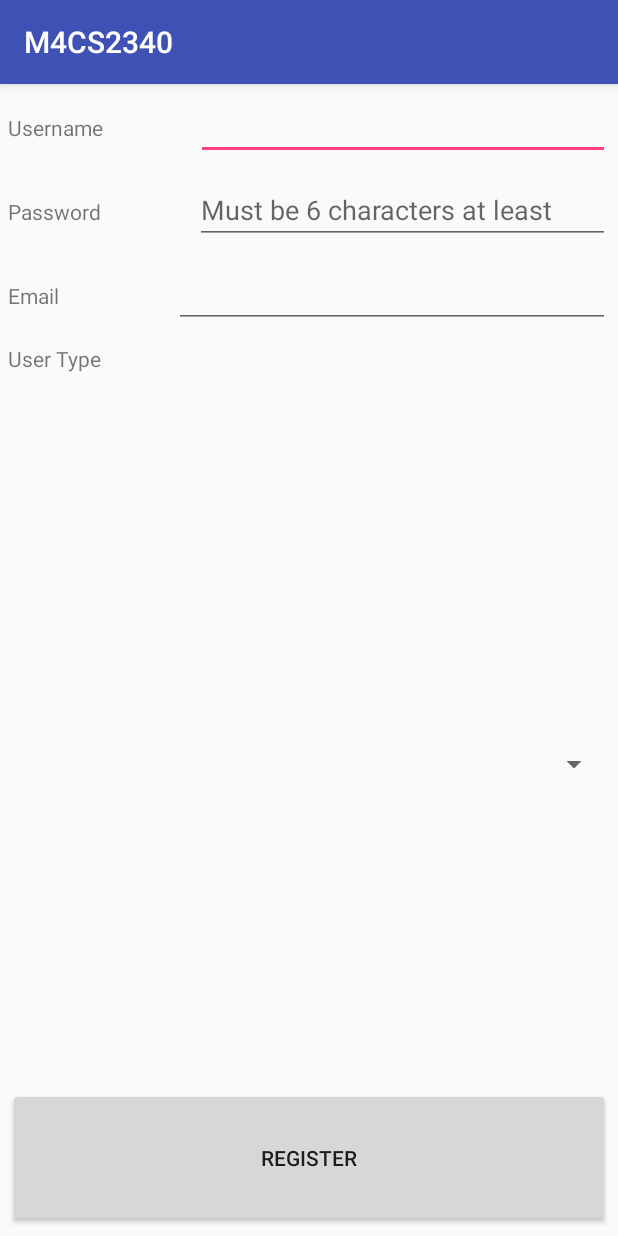
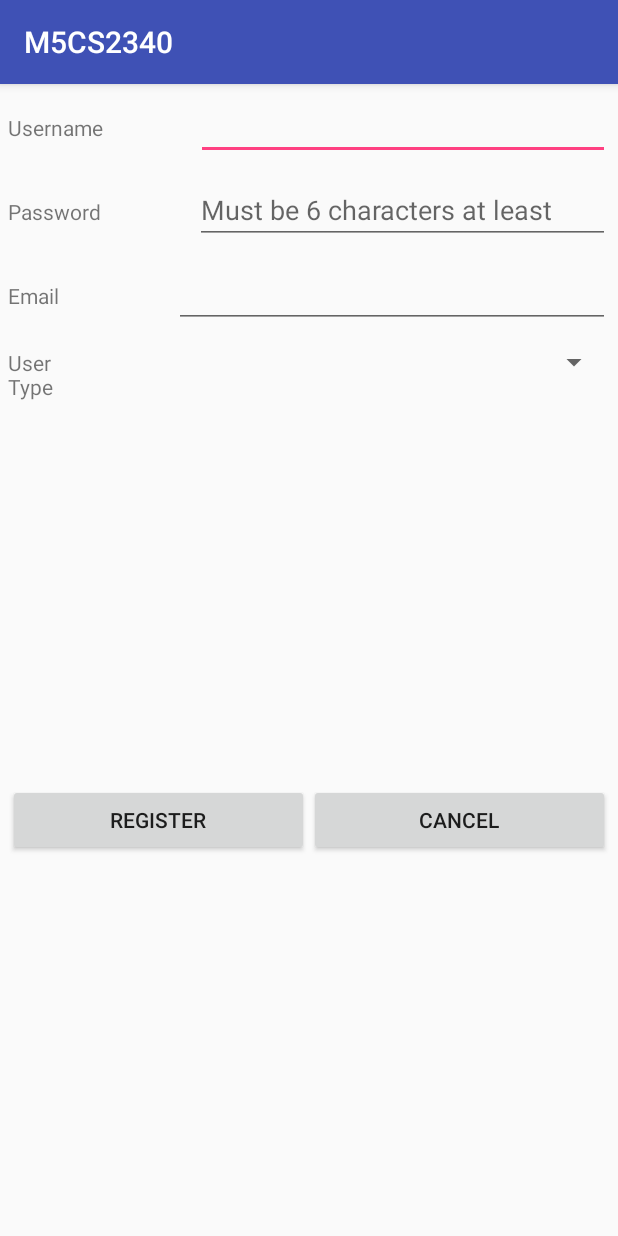
Before and after one commit to rohithmacherla/WaterSource, an Android app: the screen it shows after launch (RegistrationActivity before the commit, UserDetailsActivity after it), after a tap on "REGISTRATION", on a phone screen of 412 x 824 dp. Run offline under Robolectric (Android 15) with nearby library versions, the phone set to English and light mode, and no system bars.

Commit message:
Adding registration feature.

```diff
--- a/app/src/main/AndroidManifest.xml
+++ b/app/src/main/AndroidManifest.xml
@@ -16,11 +16,11 @@
             </intent-filter>
         </activity>
         <activity android:name=".controller.LoginActivity" />
-        <activity android:name=".controller.RegistrationActivity" />
+        <activity android:name=".controller.UserDetailsActivity" />
         <activity
             android:name=".controller.MainScreenActivity"
             android:label="@string/title_activity_main_screen"
-            android:theme="@style/AppTheme.NoActionBar"></activity>
+            android:theme="@style/AppTheme.NoActionBar" />
     </application>
 
 </manifest>
--- a/app/src/main/java/com/example/myothiha09/m4cs2340/controller/EditScreen.java
+++ b/app/src/main/java/com/example/myothiha09/m4cs2340/controller/EditScreen.java
@@ -11,6 +11,7 @@ import com.example.myothiha09.m4cs2340.R;
 
 public class EditScreen extends Fragment {
 
+    public static final String ARG_USER = "user";
 
     @Override
     public View onCreateView(LayoutInflater inflater, ViewGroup container,
--- a/app/src/main/java/com/example/myothiha09/m4cs2340/controller/RegistrationActivity.java
+++ /dev/null
@@ -1,64 +0,0 @@
-package com.example.myothiha09.m4cs2340.controller;
-
-import android.support.v7.app.AlertDialog;
-import android.support.v7.app.AppCompatActivity;
-import android.os.Bundle;
-import android.view.View;
-import android.widget.ArrayAdapter;
-import android.widget.EditText;
-import android.widget.Spinner;
-import android.widget.Toast;
-
-import com.example.myothiha09.m4cs2340.R;
-import com.example.myothiha09.m4cs2340.model.User;
-import com.example.myothiha09.m4cs2340.model.UserType;
-
-public class RegistrationActivity extends AppCompatActivity {
-    EditText userName;
-    EditText password;
-    EditText email;
-    Spinner userType;
-
-    @Override
-    protected void onCreate(Bundle savedInstanceState) {
-        super.onCreate(savedInstanceState);
-        setContentView(R.layout.activity_registration);
-        userName = (EditText) findViewById(R.id.name_field);
-        password = (EditText) findViewById(R.id.password_field);
-        email = (EditText) findViewById(R.id.email_field);
-        userType = (Spinner) findViewById(R.id.spinner);
-
-        ArrayAdapter<String> adapter = new ArrayAdapter(this, android.R.layout.simple_spinner_item, User.userTypeList);
-        adapter.setDropDownViewResource(android.R.layout.simple_spinner_dropdown_item);
-        userType.setAdapter(adapter);
-    }
-    protected void onRegistrationPressed(View v) {
-        if (checkUsername()) {
-            Toast.makeText(getApplicationContext(), "Username already taken", Toast.LENGTH_LONG).show();
-        } else if (userName.getText().toString().equals("")) {
-            Toast.makeText(getApplicationContext(), "Please input a username", Toast.LENGTH_LONG).show();
-        } else if (password.getText().toString().length() < 6) {
-            Toast.makeText(getApplicationContext(), "Password requirement not met", Toast.LENGTH_LONG).show();
-        }  else if (email.getText().toString().equals("")) {
-            Toast.makeText(getApplicationContext(), "Please input an email", Toast.LENGTH_LONG).show();
-        } else if (userType.getSelectedItemPosition() == 0) {
-            Toast.makeText(getApplicationContext(), "Please select a user type", Toast.LENGTH_LONG).show();
-        } else {
-            User user = new User(userName.getText().toString(),
-                    password.getText().toString(),
-                    email.getText().toString(),
-                    (UserType) userType.getSelectedItem());
-            User.usersList.add(user);
-            finish();
-        }
-
-    }
-    private boolean checkUsername() {
-        String username2 = userName.getText().toString();
-        for(User user: User.usersList) {
-            if (user.getName().equals(username2))
-                return true;
-        }
-        return false;
-    }
-}
--- /dev/null
+++ b/app/src/main/java/com/example/myothiha09/m4cs2340/controller/UserDetailsActivity.java
@@ -0,0 +1,95 @@
+package com.example.myothiha09.m4cs2340.controller;
+
+import android.support.v7.app.AlertDialog;
+import android.support.v7.app.AppCompatActivity;
+import android.os.Bundle;
+import android.view.View;
+import android.widget.ArrayAdapter;
+import android.widget.Button;
+import android.widget.EditText;
+import android.widget.Spinner;
+import android.widget.Toast;
+import android.content.Intent;
+
+import com.example.myothiha09.m4cs2340.R;
+import com.example.myothiha09.m4cs2340.model.User;
+import com.example.myothiha09.m4cs2340.model.UserType;
+
+public class UserDetailsActivity extends AppCompatActivity {
+    EditText userName;
+    EditText password;
+    EditText email;
+    Spinner userType;
+    boolean newAccount;
+
+    @Override
+    protected void onCreate(Bundle savedInstanceState) {
+        super.onCreate(savedInstanceState);
+        setContentView(R.layout.activity_registration);
+        userName = (EditText) findViewById(R.id.name_field);
+        password = (EditText) findViewById(R.id.password_field);
+        email = (EditText) findViewById(R.id.email_field);
+        userType = (Spinner) findViewById(R.id.spinner);
+
+        if (getIntent().hasExtra(EditScreen.ARG_USER)) {
+            newAccount = false;
+            User user = getIntent().getParcelableExtra(EditScreen.ARG_USER);
+            userName.setText(user.getName());
+            password.setText(user.getPassword());
+            email.setText(user.getEmail());
+        } else {
+            newAccount = true;
+        }
+
+        ArrayAdapter<String> adapter = new ArrayAdapter(this, android.R.layout.simple_spinner_item, User.userTypeList);
+        adapter.setDropDownViewResource(android.R.layout.simple_spinner_dropdown_item);
+        userType.setAdapter(adapter);
+
+        Button registerButton = (Button) findViewById(R.id.registerButton);
+        registerButton.setOnClickListener(new View.OnClickListener() {
+            @Override
+            public void onClick(View view) {
+                if (checkUsername()) {
+                    Toast.makeText(getApplicationContext(), "Username already taken", Toast.LENGTH_LONG).show();
+                } else if (userName.getText().toString().equals("")) {
+                    Toast.makeText(getApplicationContext(), "Please input a username", Toast.LENGTH_LONG).show();
+                } else if (password.getText().toString().length() < 6) {
+                    Toast.makeText(getApplicationContext(), "Password requirement not met", Toast.LENGTH_LONG).show();
+                }  else if (email.getText().toString().equals("")) {
+                    Toast.makeText(getApplicationContext(), "Please input an email", Toast.LENGTH_LONG).show();
+                } else if (userType.getSelectedItemPosition() == 0) {
+                    Toast.makeText(getApplicationContext(), "Please select a user type", Toast.LENGTH_LONG).show();
+                } else {
+                    User user = new User(userName.getText().toString(),
+                            password.getText().toString(),
+                            email.getText().toString(),
+                            (UserType) userType.getSelectedItem());
+                    User.usersList.add(user);
+
+                    Intent intent = new Intent(getApplicationContext(), MainScreenActivity.class);
+                    intent.putExtra("Username", user.getName());
+                    startActivity(intent);
+
+                }
+            }
+        });
+
+
+        Button registerCancel = (Button) findViewById(R.id.registerCancel);
+        registerCancel.setOnClickListener(new View.OnClickListener() {
+            @Override
+            public void onClick(View view) {
+                Intent intent = new Intent(getApplicationContext(), WelcomeActivity.class);
+                startActivity(intent);
+            }
+        });
+    }
+    private boolean checkUsername() {
+        String username2 = userName.getText().toString();
+        for(User user: User.usersList) {
+            if (user.getName().equals(username2))
+                return true;
+        }
+        return false;
+    }
+}
--- a/app/src/main/java/com/example/myothiha09/m4cs2340/controller/WelcomeActivity.java
+++ b/app/src/main/java/com/example/myothiha09/m4cs2340/controller/WelcomeActivity.java
@@ -19,7 +19,7 @@ public class WelcomeActivity extends AppCompatActivity {
             Intent intent = new Intent(this, LoginActivity.class);
             startActivity(intent);
         } else if (v.getId() == R.id.registrationButton) {
-            Intent intent = new Intent(this, RegistrationActivity.class);
+            Intent intent = new Intent(this, UserDetailsActivity.class);
             startActivity(intent);
         }
     }
--- a/app/src/main/java/com/example/myothiha09/m4cs2340/model/UserType.java
+++ b/app/src/main/java/com/example/myothiha09/m4cs2340/model/UserType.java
@@ -1,23 +1,35 @@
 package com.example.myothiha09.m4cs2340.model;
+
+import java.io.Serializable;
 
 /**
  * Created by myothiha09 on 2/21/2017.
  */
 
-public enum UserType {
-    EMPTY(""),
-    USER("User"),
-    WORKER("Worker"),
-    MANAGER("Manager"),
-    ADMIN("Admin");
+public enum UserType implements Serializable {
+    EMPTY("", 0),
+    USER("User", 1),
+    WORKER("Worker", 2),
+    MANAGER("Manager", 3),
+    ADMIN("Admin", 4);
 
     String user;
-    UserType(String str) {
+    int position;
+    private UserType(String str, int position) {
         user = str;
+        this.position = position;
     }
 
     @Override
     public String toString() {
         return user;
     }
+
+    public String getUser() {
+        return user;
+    }
+
+    public int getPosition() {
+        return position;
+    }
 }
--- a/app/src/main/res/layout/activity_registration.xml
+++ b/app/src/main/res/layout/activity_registration.xml
@@ -73,7 +73,7 @@
     <LinearLayout
         android:layout_width="match_parent"
         android:layout_height="wrap_content"
-        android:orientation="vertical"
+        android:orientation="horizontal"
         android:layout_margin="5dp"
         android:layout_weight="1">
 
@@ -90,14 +90,32 @@
             android:layout_weight="1"
             android:gravity="top" />
 
+
+
+    </LinearLayout>
+
+    <LinearLayout
+        android:layout_width="match_parent"
+        android:layout_height="wrap_content"
+        android:orientation="horizontal"
+        android:layout_margin="5dp"
+        android:layout_weight="1">
+
         <Button
             android:text="Register"
             android:layout_width="match_parent"
             android:layout_height="wrap_content"
-            android:id="@+id/button2"
-            android:layout_weight="0.11"
-            android:onClick="onRegistrationPressed" />
+            android:id="@+id/registerButton"
+            android:layout_weight="0.11" />
+
+        <Button
+            android:text="Cancel"
+            android:layout_width="match_parent"
+            android:layout_height="wrap_content"
+            android:id="@+id/registerCancel"
+            android:layout_weight="0.11" />
 
     </LinearLayout>
 
+
 </LinearLayout>
--- a/app/src/main/res/layout/fragment_edit_screen.xml
+++ b/app/src/main/res/layout/fragment_edit_screen.xml
@@ -50,10 +50,10 @@
 
     <LinearLayout
         android:layout_width="match_parent"
-        android:layout_height="wrap_content"
-        android:orientation="vertical"
+        android:orientation="horizontal"
         android:layout_margin="5dp"
-        android:layout_weight="1">
+        android:layout_weight="1"
+        android:layout_height="match_parent">
 
         <TextView
             android:text="User Type"
--- a/app/src/main/res/values/strings.xml
+++ b/app/src/main/res/values/strings.xml
@@ -1,5 +1,5 @@
 <resources>
-    <string name="app_name">M4CS2340</string>
+    <string name="app_name">M5CS2340</string>
     <string name="title_activity_main_screen">MainScreenActivity</string>
 
     <string name="navigation_drawer_open">Open navigation drawer</string>
```
Also changed, not shown: app/src/main/java/com/example/myothiha09/m4cs2340/controller/MainScreenActivity.java (+23 -31 lines), app/src/main/java/com/example/myothiha09/m4cs2340/model/User.java (+37 -1 lines).
